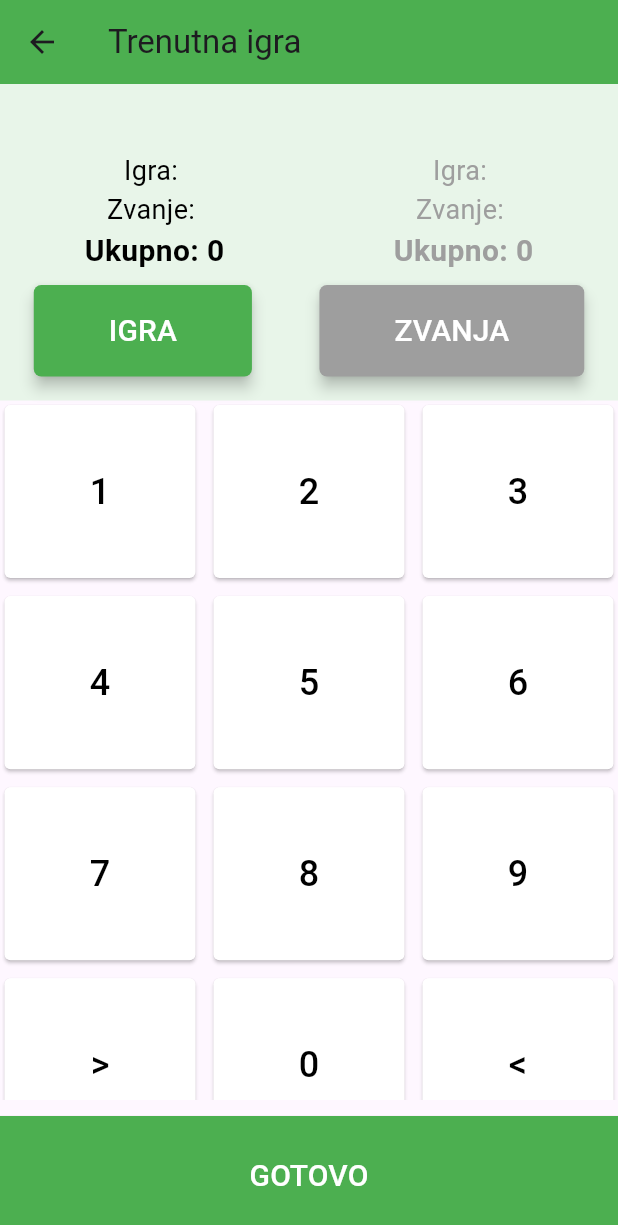
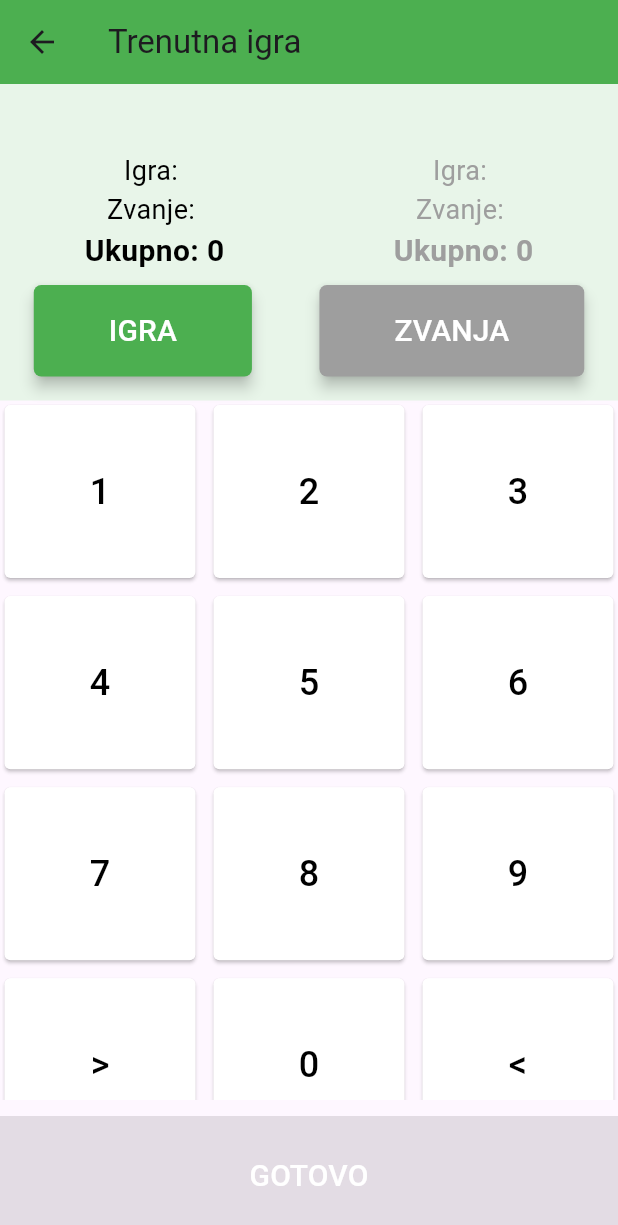
Before and after one commit to AceTep/SnapsBlock, a Flutter app: the NewGameScreen screen opened directly with empty values, after a tap on "NOVA IGRA", on a phone screen of 412 x 824 dp. Shown: the top 1225 px of the screen. Run offline on Flutter 3.47's test engine with Material 3 defaults, Android fonts, the phone set to English and light mode, and no system bars; our stand-ins replace confetti.

Commit message:
fixed <, added shuffle rule

```diff
--- a/lib/main.dart
+++ b/lib/main.dart
@@ -1,5 +1,6 @@
 import 'package:flutter/material.dart';
 import 'models/player.dart';
+import 'package:confetti/confetti.dart';
 
 void main() {
   runApp(const SnapsBlok());
@@ -70,13 +71,41 @@ class PlayerNameScreen extends StatefulWidget {
   const PlayerNameScreen({super.key});
 
   @override
-  // ignore: library_private_types_in_public_api
   _PlayerNameScreenState createState() => _PlayerNameScreenState();
 }
 
 class _PlayerNameScreenState extends State<PlayerNameScreen> {
   final TextEditingController player1Controller = TextEditingController();
   final TextEditingController player2Controller = TextEditingController();
+  final FocusNode player1FocusNode = FocusNode(); // Focus node for player 1
+
+  String player1HintText = 'Igrač 1 treba mješati prvi'; // Initial hint text
+
+  @override
+  void initState() {
+    super.initState();
+    // Listen for focus changes
+    player1FocusNode.addListener(_onFocusChange);
+  }
+
+  @override
+  void dispose() {
+    // Clean up the focus node when done
+    player1FocusNode.removeListener(_onFocusChange);
+    player1FocusNode.dispose();
+    super.dispose();
+  }
+
+  // Update hint text when focus changes
+  void _onFocusChange() {
+    setState(() {
+      if (player1FocusNode.hasFocus) {
+        player1HintText = 'Igrač 1 treba mješati prvi';
+      } else {
+        player1HintText = '';
+      }
+    });
+  }
 
   @override
   Widget build(BuildContext context) {
@@ -92,7 +121,11 @@ class _PlayerNameScreenState extends State<PlayerNameScreen> {
           children: [
             TextField(
               controller: player1Controller,
-              decoration: const InputDecoration(labelText: "Ime igrača 1"),
+              focusNode: player1FocusNode, // Assign focus node
+              decoration: InputDecoration(
+                labelText: "Ime igrača 1",
+                hintText: player1HintText, // Use hint text dynamically
+              ),
             ),
             TextField(
               controller: player2Controller,
@@ -109,8 +142,10 @@ class _PlayerNameScreenState extends State<PlayerNameScreen> {
                     context,
                     MaterialPageRoute(
                       builder: (context) => HomeScreen(
-                        player1: Player(name: player1Controller.text),
-                        player2: Player(name: player2Controller.text),
+                        player1: Player(
+                            name: player1Controller.text, isPlayerTurn: true),
+                        player2: Player(
+                            name: player2Controller.text, isPlayerTurn: true),
                       ),
                     ),
                   );
@@ -161,7 +196,11 @@ class HomeScreen extends StatefulWidget {
   final Player player1;
   final Player player2;
 
-  const HomeScreen({super.key, required this.player1, required this.player2});
+  const HomeScreen({
+    super.key,
+    required this.player1,
+    required this.player2,
+  });
 
   @override
   State<HomeScreen> createState() => _HomeScreenState();
@@ -175,7 +214,6 @@ class _HomeScreenState extends State<HomeScreen> {
 
   bool isCalculatingIgra = true;
   bool isPlayer1Active = true;
-
   void _updateText(String newText) {
     setState(() {
       if (isPlayer1Active) {
@@ -186,24 +224,22 @@ class _HomeScreenState extends State<HomeScreen> {
           player2IgraText = '';
           player2ZvanjeText = '';
         } else if (newText == '<') {
-          // Delete last digit of player1's igraText if it's not empty
-          if (player1IgraText.isNotEmpty) {
-            if (player1IgraText.length > 1) {
+          // Delete last digit of player1's igraText or zvanjeText based on active mode
+          if (isCalculatingIgra && player1IgraText.isNotEmpty) {
             player1IgraText =
                 player1IgraText.substring(0, player1IgraText.length - 1);
-            } else {
-              player1IgraText = ''; // Set to '0' if deleting the last digit
+            // Recalculate player2's igraText
+            if (player1IgraText == "") {
+              player1IgraText = '0';
             }
-            // Recalculate player2's igraText
-            if (player1IgraText == '') {
-              player1IgraText = '0';
             player2IgraText =
                 (120 - int.parse(player1IgraText)).clamp(0, 120).toString();
+            if (player1IgraText == '0') {
               player1IgraText = '';
-            } else {
-              player2IgraText =
-                  (120 - int.parse(player1IgraText)).clamp(0, 120).toString();
             }
+          } else if (!isCalculatingIgra && player1ZvanjeText.isNotEmpty) {
+            player1ZvanjeText =
+                player1ZvanjeText.substring(0, player1ZvanjeText.length - 1);
           }
         } else {
           if (isCalculatingIgra) {
@@ -227,29 +263,29 @@ class _HomeScreenState extends State<HomeScreen> {
           player2IgraText = '';
           player2ZvanjeText = '';
         } else if (newText == '<') {
-          // Delete last digit of player2's igraText if it's not empty
-          if (player2IgraText.isNotEmpty) {
-            if (player2IgraText.length > 1) {
+          // Delete last digit of player2's igraText or zvanjeText based on active mode
+          if (isCalculatingIgra && player2IgraText.isNotEmpty) {
             player2IgraText =
                 player2IgraText.substring(0, player2IgraText.length - 1);
-            } else {
-              player2IgraText = ''; // Set to '0' if deleting the last digit
+            // Recalculate player1's igraText
+            if (player2IgraText == "") {
+              player2IgraText = '0';
             }
-            if (player2IgraText == '') {
-              player2IgraText = '0';
             player1IgraText =
                 (120 - int.parse(player2IgraText)).clamp(0, 120).toString();
+            if (player2IgraText == '0') {
               player2IgraText = '';
-            } else {
-              player1IgraText =
-                  (120 - int.parse(player2IgraText)).clamp(0, 120).toString();
             }
+          } else if (!isCalculatingIgra && player2ZvanjeText.isNotEmpty) {
+            player2ZvanjeText =
+                player2ZvanjeText.substring(0, player2ZvanjeText.length - 1);
           }
         } else {
           if (isCalculatingIgra) {
             if (player2IgraText.length < 3) {
               player2IgraText += newText;
               // Calculate player1IgraText, clamping it to 0 if it goes negative
+
               player1IgraText =
                   (120 - int.parse(player2IgraText)).clamp(0, 120).toString();
             }
@@ -481,15 +517,19 @@ class _HomeScreenState extends State<HomeScreen> {
           Container(
             margin: const EdgeInsets.only(top: 10),
             child: ElevatedButton(
-              onPressed: () {
+              onPressed: (player1Sum == 0 && player2Sum == 0)
+                  ? null
+                  : () {
                       Navigator.push(
                         context,
                         MaterialPageRoute(
                           builder: (context) => NewGameScreen(
                             player1: widget.player1,
                             player2: widget.player2,
+                            isPlayerTurn: !widget.player1.isPlayerTurn,
                             player1Sum: player1Sum,
-                        player2Sum: player2Sum),
+                            player2Sum: player2Sum,
+                          ),
                         ),
                       );
                     },
@@ -510,11 +550,12 @@ class _HomeScreenState extends State<HomeScreen> {
   }
 }
 
-class NewGameScreen extends StatelessWidget {
+class NewGameScreen extends StatefulWidget {
   final Player player1;
   final Player player2;
   final int player1Sum;
   final int player2Sum;
+  final bool isPlayerTurn;
 
   const NewGameScreen({
     super.key,
@@ -522,87 +563,151 @@ class NewGameScreen extends StatelessWidget {
     required this.player2,
     required this.player1Sum,
     required this.player2Sum,
+    required this.isPlayerTurn,
   });
 
   @override
-  Widget build(BuildContext context) {
+  // ignore: library_private_types_in_public_api
+  _NewGameScreenState createState() => _NewGameScreenState();
+}
+
+class _NewGameScreenState extends State<NewGameScreen> {
+  bool _isNewGameEnabled = true; // Initially enabled
   bool x = false;
-    String winner = '';
+  late String winner;
 
-    if (player1Sum > player2Sum) {
-      if (player2Sum == 0) {
-        player1.points -= 3;
-      } else if (player2Sum < 33) {
-        player1.points -= 2;
+  @override
+  void initState() {
+    super.initState();
+    determineWinner();
+  }
+
+  void determineWinner() {
+    if (widget.player1Sum == 0 && widget.player2Sum == 0) {
+      print("Game over");
     } else {
-        player1.points -= 1;
+      if (widget.player1Sum > widget.player2Sum) {
+        if (widget.player2Sum == 0) {
+          widget.player1.points -= 3;
+        } else if (widget.player2Sum < 33) {
+          widget.player1.points -= 2;
+        } else {
+          widget.player1.points -= 1;
         }
-      if (player1.points < 0) {
-        player1.points = 0;
+        if (widget.player1.points < 0) {
+          widget.player1.points = 0;
         }
       } else {
-      if (player1Sum == 0) {
-        player2.points -= 3;
-      } else if (player1Sum < 33) {
-        player2.points -= 2;
+        if (widget.player1Sum == 0) {
+          widget.player2.points -= 3;
+        } else if (widget.player1Sum < 33) {
+          widget.player2.points -= 2;
         } else {
-        player2.points -= 1;
+          widget.player2.points -= 1;
         }
-      if (player2.points < 0) {
-        player2.points = 0;
+        if (widget.player2.points < 0) {
+          widget.player2.points = 0;
         }
       }
-    if (player1.points == 0) {
+      if (widget.player1.points == 0) {
+        setState(() {
           x = true;
-      winner = player1.name;
+          _isNewGameEnabled = false;
+          winner = widget.player1.name;
+        });
       }
-    if (player2.points == 0) {
+      if (widget.player2.points == 0) {
+        setState(() {
           x = true;
-      winner = player2.name;
+          _isNewGameEnabled = false;
+          winner = widget.player2.name;
+        });
       }
-    // bool player1Wins = player1DisplayScore == 0;
-    // bool player2Wins = player2DisplayScore == 0;
+    }
+  }
 
+  @override
+  Widget build(BuildContext context) {
+    Player modifiedPlayer1 = Player(
+      name: widget.player1.name,
+      points: widget.player1.points,
+      isPlayerTurn: !widget.player1.isPlayerTurn, // Change the desired property
+    );
     return Scaffold(
       appBar: AppBar(
         title: const Text('Snaps blok'),
         backgroundColor: Colors.green,
         automaticallyImplyLeading: false,
       ),
-      body: Center(
+      body: Column(
+        mainAxisAlignment: MainAxisAlignment.center,
+        children: [
+          Padding(
+            padding: const EdgeInsets.only(top: 20),
+            child: Row(
+              mainAxisAlignment: MainAxisAlignment.center,
+              children: [
+                Column(
+                  children: [
+                    Text(widget.player1.name,
+                        style: TextStyle(
+                            fontSize: 30,
+                            color: widget.isPlayerTurn
+                                ? Colors.green
+                                : Colors.black)),
+                    Text(widget.player1.points.toString(),
+                        style:
+                            const TextStyle(fontSize: 50, color: Colors.red)),
+                  ],
+                ),
+                const SizedBox(width: 50),
+                Column(
+                  children: [
+                    Text(widget.player2.name,
+                        style: TextStyle(
+                            fontSize: 30,
+                            color: !widget.isPlayerTurn
+                                ? Colors.green
+                                : Colors.black)),
+                    Text(widget.player2.points.toString(),
+                        style:
+                            const TextStyle(fontSize: 50, color: Colors.red)),
+                  ],
+                ),
+              ],
+            ),
+          ),
+          const Spacer(),
+          Center(
             child: Column(
               mainAxisAlignment: MainAxisAlignment.center,
               children: [
-            Text(player1.name, style: const TextStyle(fontSize: 30)),
-            Text(player1.points.toString(),
-                style: const TextStyle(fontSize: 50, color: Colors.red)),
-            const SizedBox(height: 50),
-            Text(player2.name, style: const TextStyle(fontSize: 30)),
-            Text(player2.points.toString(),
-                style: const TextStyle(fontSize: 50, color: Colors.red)),
-            const SizedBox(height: 50),
                 ElevatedButton(
-              onPressed: () {
+                  onPressed: _isNewGameEnabled
+                      ? () {
                           Navigator.push(
                             context,
                             MaterialPageRoute(
                               builder: (context) => HomeScreen(
-                      player1: player1,
-                      player2: player2,
+                                player1: modifiedPlayer1,
+                                player2: widget.player2,
                               ),
                             ),
                           );
-              },
+                        }
+                      : null,
                   style: ElevatedButton.styleFrom(
                     backgroundColor: Colors.green,
-                padding:
-                    const EdgeInsets.symmetric(vertical: 16, horizontal: 100),
+                    padding: const EdgeInsets.symmetric(
+                        vertical: 16, horizontal: 100),
                     shape: RoundedRectangleBorder(
                       borderRadius: BorderRadius.circular(8),
                     ),
                   ),
-              child: const Text('NOVA IGRA',
-                  style: TextStyle(fontSize: 20, color: Colors.white)),
+                  child: const Text(
+                    'NOVA IGRA',
+                    style: TextStyle(fontSize: 20, color: Colors.white),
+                  ),
                 ),
                 const SizedBox(height: 20),
                 Visibility(
@@ -620,22 +725,25 @@ class NewGameScreen extends StatelessWidget {
                   visible: x,
                   child: ElevatedButton(
                     onPressed: () {
-                  player1.points = 9;
-                  player2.points = 9;
+                      widget.player1.points = 9;
+                      widget.player1.isPlayerTurn = true;
+
+                      widget.player2.points = 9;
+
                       Navigator.push(
                         context,
                         MaterialPageRoute(
                           builder: (context) => HomeScreen(
-                        player1: player1,
-                        player2: player2,
+                            player1: widget.player1,
+                            player2: widget.player2,
                           ),
                         ),
                       );
                     },
                     style: ElevatedButton.styleFrom(
                       backgroundColor: Colors.green,
-                  padding:
-                      const EdgeInsets.symmetric(vertical: 16, horizontal: 112),
+                      padding: const EdgeInsets.symmetric(
+                          vertical: 16, horizontal: 112),
                       shape: RoundedRectangleBorder(
                         borderRadius: BorderRadius.circular(8),
                       ),
@@ -651,8 +759,8 @@ class NewGameScreen extends StatelessWidget {
                   },
                   style: ElevatedButton.styleFrom(
                     backgroundColor: Colors.red,
-                padding:
-                    const EdgeInsets.symmetric(vertical: 16, horizontal: 130),
+                    padding: const EdgeInsets.symmetric(
+                        vertical: 16, horizontal: 130),
                     shape: RoundedRectangleBorder(
                       borderRadius: BorderRadius.circular(8),
                     ),
@@ -660,23 +768,32 @@ class NewGameScreen extends StatelessWidget {
                   child: const Text('KRAJ',
                       style: TextStyle(fontSize: 20, color: Colors.white)),
                 ),
+                const SizedBox(height: 20),
               ],
             ),
+          ),
+        ],
       ),
     );
   }
 
   void _showWinnerDialog(BuildContext context, String winner) {
+    final confettiController =
+        ConfettiController(duration: const Duration(seconds: 3));
+
     showDialog(
       context: context,
       builder: (BuildContext context) {
-        return AlertDialog(
+        return Stack(
+          alignment: Alignment.center,
+          children: [
+            AlertDialog(
               title: const Text('Čestitamo!'),
               content: Text('Pobijedio je $winner!'),
               actions: [
                 TextButton(
                   onPressed: () {
-                Navigator.of(context).pop(); // Close the dialog
+                    Navigator.of(context).pop();
                   },
                   child: const Text(
                     'OK',
@@ -684,10 +801,25 @@ class NewGameScreen extends StatelessWidget {
                   ),
                 ),
               ],
+            ),
+            ConfettiWidget(
+              confettiController: confettiController,
+              blastDirectionality: BlastDirectionality.explosive,
+              shouldLoop: false,
+              colors: const [
+                Colors.green,
+                Colors.blue,
+                Colors.pink,
+                Colors.orange,
+                Colors.purple,
+              ],
+            ),
+          ],
         );
       },
     );
-  }
+
+    confettiController.play();
   }
 
   void _showConfirmationDialog(BuildContext context) {
@@ -700,7 +832,7 @@ void _showConfirmationDialog(BuildContext context) {
           actions: [
             TextButton(
               onPressed: () {
-              Navigator.of(context).pop(); // Close the dialog
+                Navigator.of(context).pop();
               },
               child: const Text(
                 'NE',
@@ -727,3 +859,4 @@ void _showConfirmationDialog(BuildContext context) {
       },
     );
   }
+}
--- a/lib/models/player.dart
+++ b/lib/models/player.dart
@@ -1,6 +1,10 @@
 class Player {
   final String name;
   int points = 9; // Add points field
+  bool isPlayerTurn = true; // Add points field
 
-  Player({required this.name, this.points = 9}); // Initialize points to 9
+  Player(
+      {required this.name,
+      this.points = 9,
+      required this.isPlayerTurn}); // Initialize points to 9
 }
```
Also changed, not shown: lib/settings_screen.dart (added, +25 -0 lines), pubspec.yaml (+3 -4 lines), pubspec.lock. Lines whose indentation alone changed are shown as unchanged.
